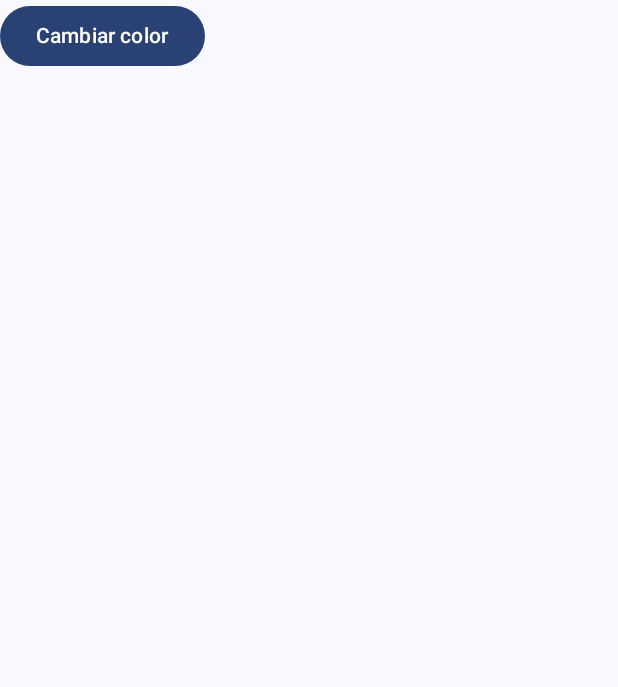
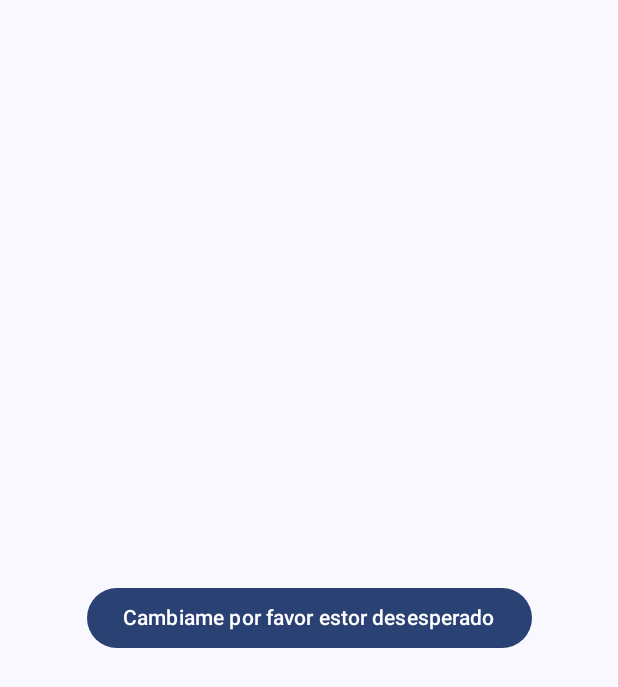
Before and after one commit to ANavarro96/EjerciciosDialogosYListas, an Android app built with Jetpack Compose: the composable PantallaEjercicio2 shown on its own in the app's theme, on a phone screen of 412 x 824 dp. Shown: the top 687 px of the screen. Run offline under Robolectric (Android 15) with nearby library versions, the phone set to English and light mode, and no system bars.

Commit message:
CLeanup and add more comments

```diff
--- a/app/src/main/java/com/example/ejerciciosdialogosylistas/MainActivity.kt
+++ b/app/src/main/java/com/example/ejerciciosdialogosylistas/MainActivity.kt
@@ -10,6 +10,7 @@ import androidx.compose.material3.Text
 import androidx.compose.runtime.Composable
 import androidx.compose.ui.Modifier
 import androidx.compose.ui.tooling.preview.Preview
+import com.example.ejerciciosdialogosylistas.navegacion.GrafoNavegacion
 import com.example.ejerciciosdialogosylistas.ui.theme.EjerciciosDialogosYListasTheme
 
 class MainActivity : ComponentActivity() {
@@ -22,7 +23,7 @@ class MainActivity : ComponentActivity() {
                     modifier = Modifier.fillMaxSize(),
                     color = MaterialTheme.colorScheme.background
                 ) {
-
+                    GrafoNavegacion()
                 }
             }
         }
--- a/app/src/main/java/com/example/ejerciciosdialogosylistas/ejercicio2/Ejercicio2.kt
+++ b/app/src/main/java/com/example/ejerciciosdialogosylistas/ejercicio2/Ejercicio2.kt
@@ -1,5 +1,6 @@
 package com.example.ejerciciosdialogosylistas.ejercicio2
 
+import androidx.compose.foundation.layout.Arrangement
 import androidx.compose.foundation.layout.Column
 import androidx.compose.foundation.layout.fillMaxSize
 import androidx.compose.material3.AlertDialog
@@ -7,14 +8,17 @@ import androidx.compose.material3.Button
 import androidx.compose.material3.ExperimentalMaterial3Api
 import androidx.compose.material3.Text
 import androidx.compose.runtime.Composable
+import androidx.compose.ui.Alignment
 import androidx.compose.ui.Modifier
 import androidx.compose.ui.graphics.Color
 
 @Composable
 fun PantallaEjercicio2(){
-    Column(Modifier.fillMaxSize()) {
+    Column(Modifier.fillMaxSize(),
+    verticalArrangement = Arrangement.Center,
+    horizontalAlignment = Alignment.CenterHorizontally) {
         Button(onClick = { /*TODO: Hay que mostrar el dialogo*/ }) {
-            Text(text = "Cambiar color")
+            Text(text = "Cambiame por favor estor desesperado")
         }
         /* TODO: Activar/desactivar el estado para mostrar el dialogo */
         //Dialogo()
@@ -33,7 +37,7 @@ fun Dialogo(){
 
 @Composable
 fun BotonConfirmar(){
-    Button(onClick = { /*TODO: La funcion que cambie el color del botón */ }) {
+    Button(onClick = { /*TODO: La funcion que cambie el color del botón de la UI */ }) {
         Text("Cambiar Color")
     }
 }
```
Also changed, not shown: app/src/main/java/com/example/ejerciciosdialogosylistas/ejercicio1/Ejercicio1.kt (+18 -5 lines), app/src/main/java/com/example/ejerciciosdialogosylistas/ejercicio3/Ejercicio3.kt (+0 -10 lines), app/src/main/java/com/example/ejerciciosdialogosylistas/ejercicio3/ElementoLista.kt (+7 -0 lines), app/src/main/java/com/example/ejerciciosdialogosylistas/menu/Menu.kt (+6 -1 lines), app/src/main/java/com/example/ejerciciosdialogosylistas/utils/FuncionesUtiles.kt (added, +17 -0 lines).
